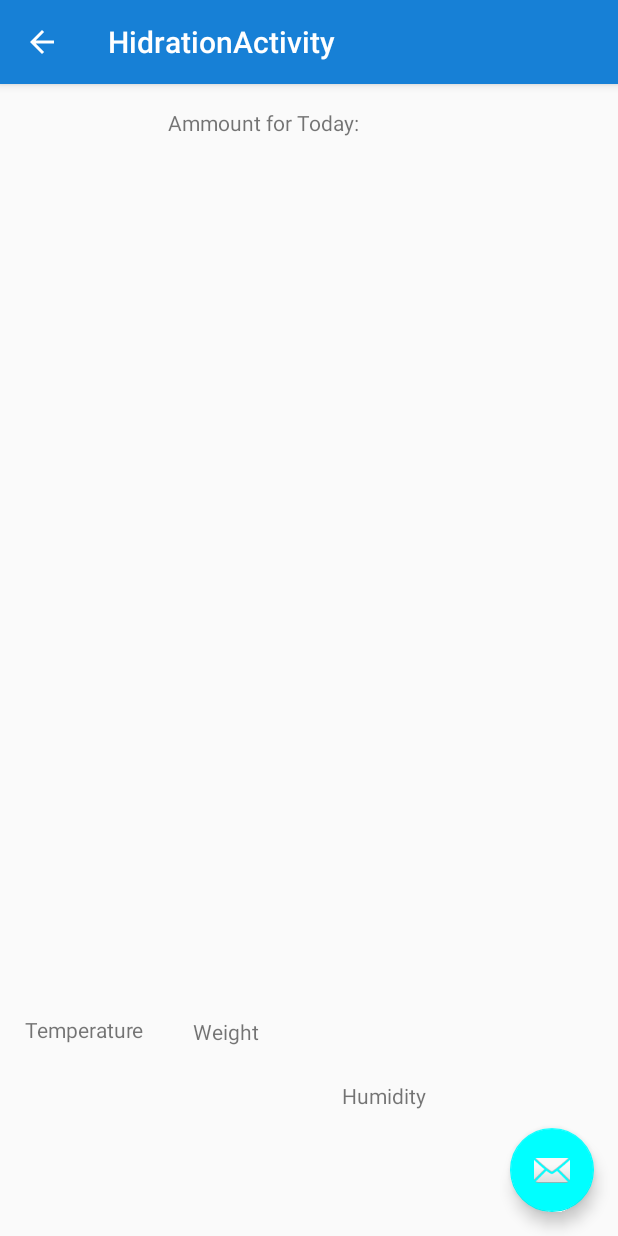
After one commit to tiagocardoso95/4Fitness, an Android app: the HidrationActivity screen opened directly, with no data from a screen before it, on a phone screen of 412 x 824 dp. The commit adds this screen. Run offline under Robolectric (Android 15) with nearby library versions, the phone set to English and light mode, and no system bars.

Commit message:
Hidration begin and user stats

```diff
--- /dev/null
+++ b/CMProject/app/src/main/java/com/example/tcard/cmproject/Hidration/HidrationActivity.java
@@ -0,0 +1,32 @@
+package com.example.tcard.cmproject.Hidration;
+
+import android.os.Bundle;
+import android.support.design.widget.FloatingActionButton;
+import android.support.design.widget.Snackbar;
+import android.support.v7.app.AppCompatActivity;
+import android.support.v7.widget.Toolbar;
+import android.view.View;
+
+import com.example.tcard.cmproject.R;
+
+public class HidrationActivity extends AppCompatActivity {
+
+    @Override
+    protected void onCreate(Bundle savedInstanceState) {
+        super.onCreate(savedInstanceState);
+        setContentView(R.layout.activity_hidration);
+        Toolbar toolbar = (Toolbar) findViewById(R.id.toolbar);
+        setSupportActionBar(toolbar);
+
+        FloatingActionButton fab = (FloatingActionButton) findViewById(R.id.fab);
+        fab.setOnClickListener(new View.OnClickListener() {
+            @Override
+            public void onClick(View view) {
+                Snackbar.make(view, "Replace with your own action", Snackbar.LENGTH_LONG)
+                        .setAction("Action", null).show();
+            }
+        });
+        getSupportActionBar().setDisplayHomeAsUpEnabled(true);
+    }
+
+}
--- /dev/null
+++ b/CMProject/app/src/main/res/layout/activity_hidration.xml
@@ -0,0 +1,33 @@
+<?xml version="1.0" encoding="utf-8"?>
+<android.support.design.widget.CoordinatorLayout xmlns:android="http://schemas.android.com/apk/res/android"
+    xmlns:app="http://schemas.android.com/apk/res-auto"
+    xmlns:tools="http://schemas.android.com/tools"
+    android:layout_width="match_parent"
+    android:layout_height="match_parent"
+    tools:context=".Hidration.HidrationActivity">
+
+    <android.support.design.widget.AppBarLayout
+        android:layout_width="match_parent"
+        android:layout_height="wrap_content"
+        android:theme="@style/AppTheme.AppBarOverlay">
+
+        <android.support.v7.widget.Toolbar
+            android:id="@+id/toolbar"
+            android:layout_width="match_parent"
+            android:layout_height="?attr/actionBarSize"
+            android:background="?attr/colorPrimary"
+            app:popupTheme="@style/AppTheme.PopupOverlay" />
+
+    </android.support.design.widget.AppBarLayout>
+
+    <include layout="@layout/content_hidration2" />
+
+    <android.support.design.widget.FloatingActionButton
+        android:id="@+id/fab"
+        android:layout_width="wrap_content"
+        android:layout_height="wrap_content"
+        android:layout_gravity="bottom|end"
+        android:layout_margin="@dimen/fab_margin"
+        app:srcCompat="@android:drawable/ic_dialog_email" />
+
+</android.support.design.widget.CoordinatorLayout>
--- /dev/null
+++ b/CMProject/app/src/main/res/layout/content_hidration2.xml
@@ -0,0 +1,66 @@
+<?xml version="1.0" encoding="utf-8"?>
+<android.support.constraint.ConstraintLayout xmlns:android="http://schemas.android.com/apk/res/android"
+    xmlns:app="http://schemas.android.com/apk/res-auto"
+    xmlns:tools="http://schemas.android.com/tools"
+    android:layout_width="match_parent"
+    android:layout_height="match_parent"
+    app:layout_behavior="@string/appbar_scrolling_view_behavior"
+    tools:context=".Hidration.HidrationActivity"
+    tools:showIn="@layout/activity_hidration">
+
+    <TextView
+        android:id="@+id/temperatureString"
+        android:layout_width="wrap_content"
+        android:layout_height="20dp"
+        android:layout_marginStart="8dp"
+        android:layout_marginTop="8dp"
+        android:layout_marginEnd="8dp"
+        android:layout_marginBottom="8dp"
+        android:text="@string/temperatureString"
+        app:layout_constraintBottom_toBottomOf="parent"
+        app:layout_constraintEnd_toEndOf="parent"
+        app:layout_constraintHorizontal_bias="0.027"
+        app:layout_constraintStart_toStartOf="parent"
+        app:layout_constraintTop_toTopOf="parent"
+        app:layout_constraintVertical_bias="0.837"
+        tools:text="@string/temperatureString" />
+
+    <TextView
+        android:id="@+id/textView2"
+        android:layout_width="wrap_content"
+        android:layout_height="wrap_content"
+        android:layout_marginStart="8dp"
+        android:layout_marginTop="8dp"
+        android:layout_marginEnd="8dp"
+        android:layout_marginBottom="8dp"
+        android:text="@string/weightStringH"
+        app:layout_constraintBottom_toBottomOf="parent"
+        app:layout_constraintEnd_toEndOf="parent"
+        app:layout_constraintHorizontal_bias="0.342"
+        app:layout_constraintStart_toStartOf="parent"
+        app:layout_constraintTop_toTopOf="parent"
+        app:layout_constraintVertical_bias="0.838"
+        tools:text="@string/weightStringH" />
+
+    <TextView
+        android:id="@+id/textView7"
+        android:layout_width="wrap_content"
+        android:layout_height="wrap_content"
+        android:layout_marginEnd="128dp"
+        android:layout_marginBottom="84dp"
+        android:text="@string/HumidityString"
+        app:layout_constraintBottom_toBottomOf="parent"
+        app:layout_constraintEnd_toEndOf="parent"
+        tools:text="@string/HumidityString" />
+
+    <TextView
+        android:id="@+id/textView8"
+        android:layout_width="wrap_content"
+        android:layout_height="wrap_content"
+        android:layout_marginStart="112dp"
+        android:layout_marginTop="16dp"
+        android:text="@string/waterIntake"
+        app:layout_constraintStart_toStartOf="parent"
+        app:layout_constraintTop_toTopOf="parent"
+        tools:text="@string/waterIntake" />
+</android.support.constraint.ConstraintLayout>
--- a/CMProject/app/src/main/res/values/dimens.xml
+++ b/CMProject/app/src/main/res/values/dimens.xml
@@ -2,4 +2,5 @@
     <!-- Default screen margins, per the Android Design guidelines. -->
     <dimen name="activity_horizontal_margin">16dp</dimen>
     <dimen name="activity_vertical_margin">16dp</dimen>
+    <dimen name="fab_margin">16dp</dimen>
 </resources>
--- a/CMProject/app/src/main/res/values/strings.xml
+++ b/CMProject/app/src/main/res/values/strings.xml
@@ -23,5 +23,10 @@
     <!-- Strings related to facebook login -->
     <string name="facebook_app_id">503170173502064</string>
     <string name="fb_login_protocol_scheme">fb503170173502064</string>
+    <string name="title_activity_hidration">HidrationActivity</string>
+    <string name="temperatureString">Temperature</string>
+    <string name="weightStringH">Weight</string>
+    <string name="HumidityString">Humidity</string>
+    <string name="waterIntake">Ammount for Today:</string>
 
 </resources>
--- a/CMProject/app/src/main/res/values/styles.xml
+++ b/CMProject/app/src/main/res/values/styles.xml
@@ -8,5 +8,9 @@
         <item name="colorAccent">@color/colorLightBlue</item>
     </style>
 
+    <style name="AppTheme.AppBarOverlay" parent="ThemeOverlay.AppCompat.Dark.ActionBar" />
+
+    <style name="AppTheme.PopupOverlay" parent="ThemeOverlay.AppCompat.Light" />
+
 
 </resources>
```
Also changed, not shown: CMProject/app/src/main/AndroidManifest.xml (+21 -14 lines), CMProject/app/src/main/java/com/example/tcard/cmproject/UserStats/UserStats.java (added, +36 -0 lines), CMProject/app/src/main/res/layout/content_hidration.xml (added, +11 -0 lines).
